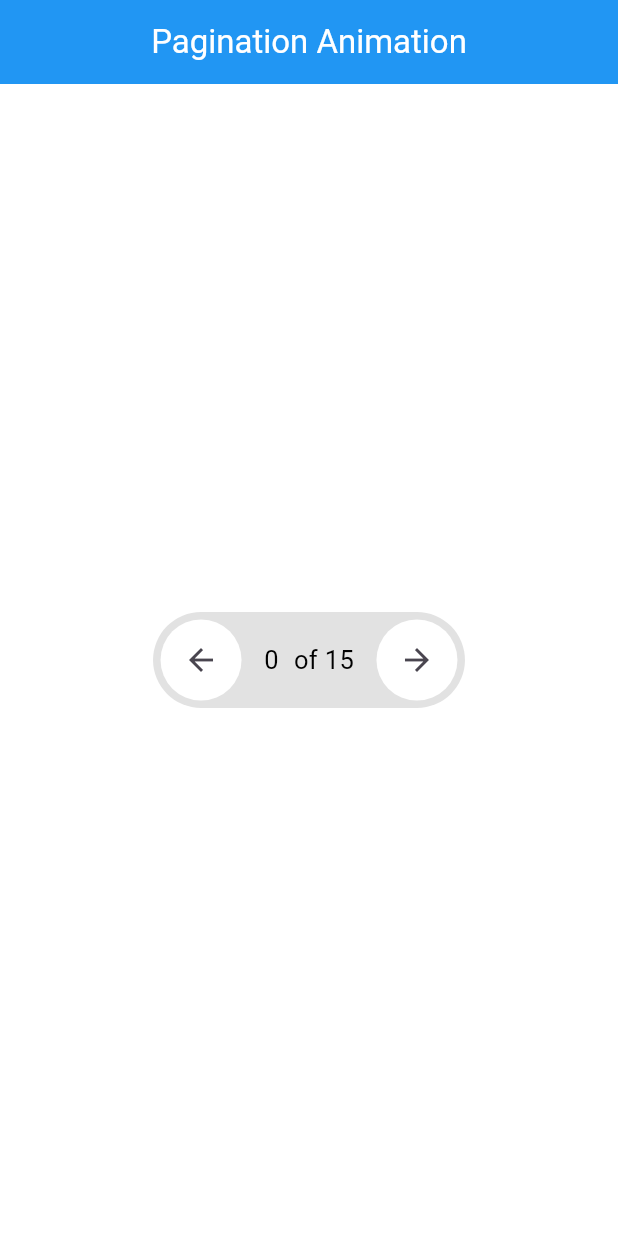
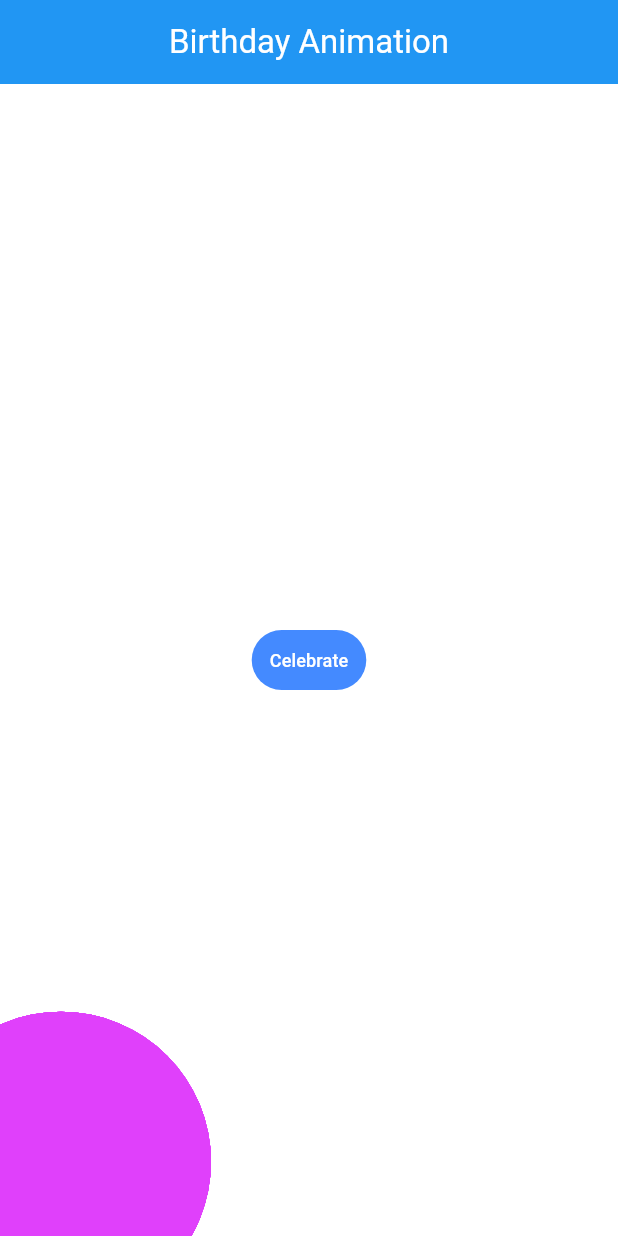
Before and after one commit to this-kin/flutter-animations, a Flutter app: the screen it shows after launch, on a phone screen of 412 x 824 dp. Run offline on Flutter 3.47's test engine with Material 3 defaults, Android fonts, the phone set to English and light mode, and no system bars; our stand-ins replace device_preview.

Commit message:
[added] twitter birthday animation

```diff
--- a/lib/main.dart
+++ b/lib/main.dart
@@ -1,6 +1,6 @@
 import 'package:flutter/material.dart';
 import 'package:device_preview/device_preview.dart';
-import 'package:flutter_animation/pagination_animation/pagination_animation.dart';
+import 'package:flutter_animation/twitter_birthday_ballon/twitter_birthday_animation.dart';
 
 void main() {
   WidgetsFlutterBinding.ensureInitialized();
@@ -27,7 +27,7 @@ class MyApp extends StatelessWidget {
         // is not restarted.
         primarySwatch: Colors.blue,
       ),
-      home: const PaginationAnimation(),
+      home: const BirthdayAnimation(),
     );
   }
 }
--- /dev/null
+++ b/lib/twitter_birthday_ballon/models/ballon_object.dart
@@ -0,0 +1,37 @@
+import 'dart:math';
+
+import 'package:flutter/material.dart';
+
+class Ballon {
+  late double x;
+  late double y;
+  late Color color;
+  late double size;
+  late double velocity;
+  late double position;
+
+  Ballon(Color ballonColor, double ballonSize, random) {
+    velocity = 2;
+    size = ballonSize;
+    color = ballonColor;
+    position = random;
+  }
+
+  void draw(Canvas canvas, Size canvasSize, value) {
+    Paint paint1 = Paint()
+      ..color = color
+      ..style = PaintingStyle.fill;
+
+    x = (canvasSize.width - size) * position;
+    y = canvasSize.height;
+    y = y - ((y / 2) * position);
+    final speed = velocity * (sin(value) * velocity);
+
+    if (y != canvasSize.height && x != canvasSize.width) {
+      y = y - (y * speed);
+
+      Offset c1 = Offset(x, y);
+      canvas.drawCircle(c1, size, paint1);
+    } else {}
+  }
+}
--- /dev/null
+++ b/lib/twitter_birthday_ballon/twitter_birthday_animation.dart
@@ -0,0 +1,139 @@
+import 'dart:math';
+import 'package:flutter/material.dart';
+import 'package:flutter_animation/twitter_birthday_ballon/models/ballon_object.dart';
+import 'package:flutter_animation/twitter_birthday_ballon/widgets/ballon_painter.dart';
+
+class BirthdayAnimation extends StatefulWidget {
+  const BirthdayAnimation({super.key});
+
+  @override
+  State<BirthdayAnimation> createState() => _BirthdayAnimationState();
+}
+
+class _BirthdayAnimationState extends State<BirthdayAnimation>
+    with SingleTickerProviderStateMixin {
+  late AnimationController _controller;
+
+  late Animation _animation;
+
+  /// This variable holds the number of ballons to be created
+  /// you can modify value number of choice.
+  final _maxBallons = 10;
+
+  /// This is a list that holds the  ballons created.
+  List<Ballon> ballons = [];
+
+  /// This is a list that holds the ballon colors variations.
+  List<Color> colors = [];
+
+  /// This is the maxium size of ballon.
+  final ballonSize = 100.0;
+
+  @override
+  void initState() {
+    super.initState();
+    _controller =
+        AnimationController(vsync: this, duration: const Duration(seconds: 5));
+    _animation = Tween<double>(begin: 0.0, end: 1.0).animate(_controller);
+
+    /// Adding desired Colors for my Ballon.
+    colors.addAll([
+      Colors.lightBlueAccent,
+      Colors.purpleAccent,
+      Colors.pinkAccent,
+      Colors.greenAccent,
+    ]);
+
+    /// delete all existing Ballons on initialization.
+    ballons.clear();
+
+    /// While nimbers of Ballons created is less than max number of Ballon
+    /// To be created, add a created Ballon.
+    while (ballons.length < _maxBallons) {
+      ///
+      /// Generate a random number from the list of Colors.
+      final random1 = Random().nextInt(colors.length - 1);
+
+      /// A new instance of Color created from the random value.
+      final random2 = Random().nextDouble();
+
+      /// An instance of Ballon Object with random color and size.
+      Ballon ballon = Ballon(colors[random1], ballonSize, random2);
+      ballons.add(ballon);
+    }
+    setState(() {});
+  }
+
+  @override
+  Widget build(BuildContext context) {
+    final size = MediaQuery.of(context).size;
+    return Scaffold(
+      appBar: AppBar(
+        centerTitle: true,
+        backgroundColor: Colors.blue,
+        title: const Text(
+          "Birthday Animation",
+          style: TextStyle(
+            color: Colors.white,
+          ),
+        ),
+      ),
+      body: Container(
+        color: Colors.white,
+        child: AnimatedBuilder(
+            animation: _animation,
+            builder: (context, child) {
+              return Stack(
+                children: [
+                  Center(
+                    child: !_controller.isAnimating
+                        ? TextButton(
+                            style: ButtonStyle(
+                              backgroundColor:
+                                  MaterialStateProperty.all(Colors.blueAccent),
+                            ),
+                            onPressed: () {
+                              //  start animation
+                              _controller
+                                ..forward()
+                                ..addStatusListener((status) {
+                                  if (status == AnimationStatus.completed) {
+                                    _controller.reset();
+                                  }
+                                });
+
+                              setState(() {});
+                            },
+                            child: const Text(
+                              "Celebrate",
+                              style: TextStyle(
+                                fontSize: 12,
+                                color: Colors.white,
+                              ),
+                            ),
+                          )
+                        : const SizedBox(),
+                  ),
+                  Padding(
+                    padding: const EdgeInsets.all(8.0),
+                    child: CustomPaint(
+                      size: size,
+                      foregroundPainter: BallonPainter(
+                        ballons: ballons,
+                        value: _animation.value,
+                      ),
+                    ),
+                  )
+                ],
+              );
+            }),
+      ),
+    );
+  }
+
+  @override
+  void dispose() {
+    super.dispose();
+    _controller.dispose();
+  }
+}
--- /dev/null
+++ b/lib/twitter_birthday_ballon/widgets/ballon_painter.dart
@@ -0,0 +1,27 @@
+import 'dart:math';
+
+import 'package:flutter/material.dart';
+import 'package:flutter_animation/twitter_birthday_ballon/models/ballon_object.dart';
+
+class BallonPainter extends CustomPainter {
+  final double value;
+  final List<Ballon> ballons;
+
+  BallonPainter({
+    required this.value,
+    required this.ballons,
+  });
+
+  @override
+  void paint(Canvas canvas, Size size) {
+    debugPrint("rebuilding custom painter");
+    for (var i in ballons) {
+      i.draw(canvas, size, value);
+    }
+  }
+
+  @override
+  bool shouldRepaint(CustomPainter oldDelegate) {
+    return true;
+  }
+}
```
